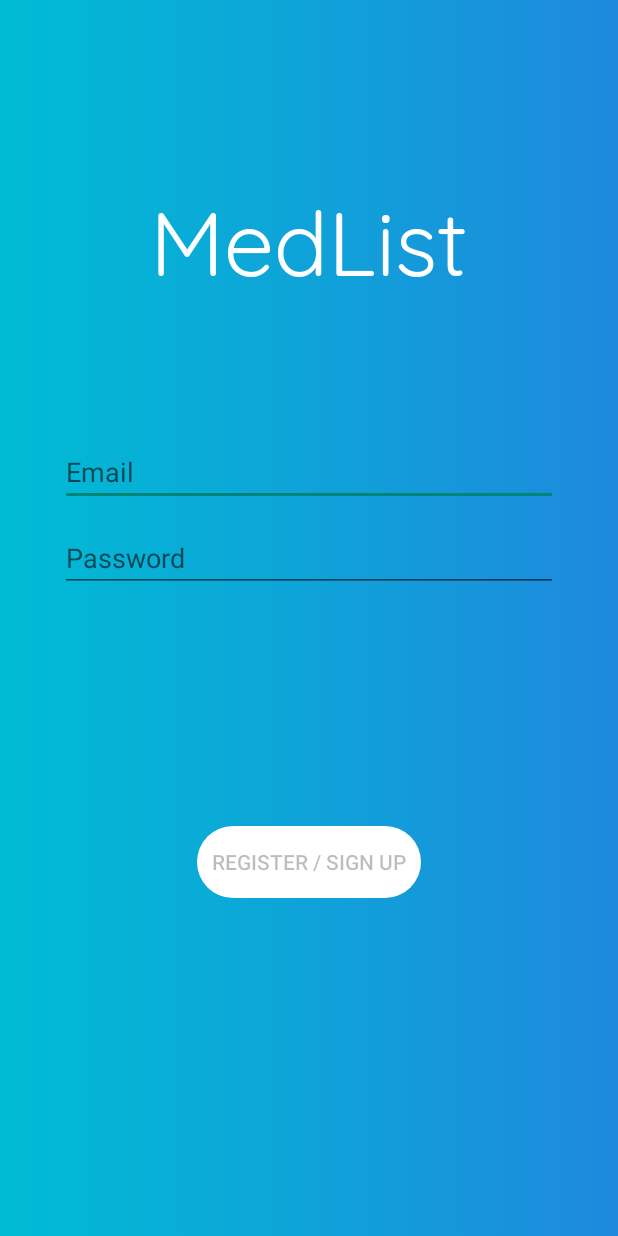
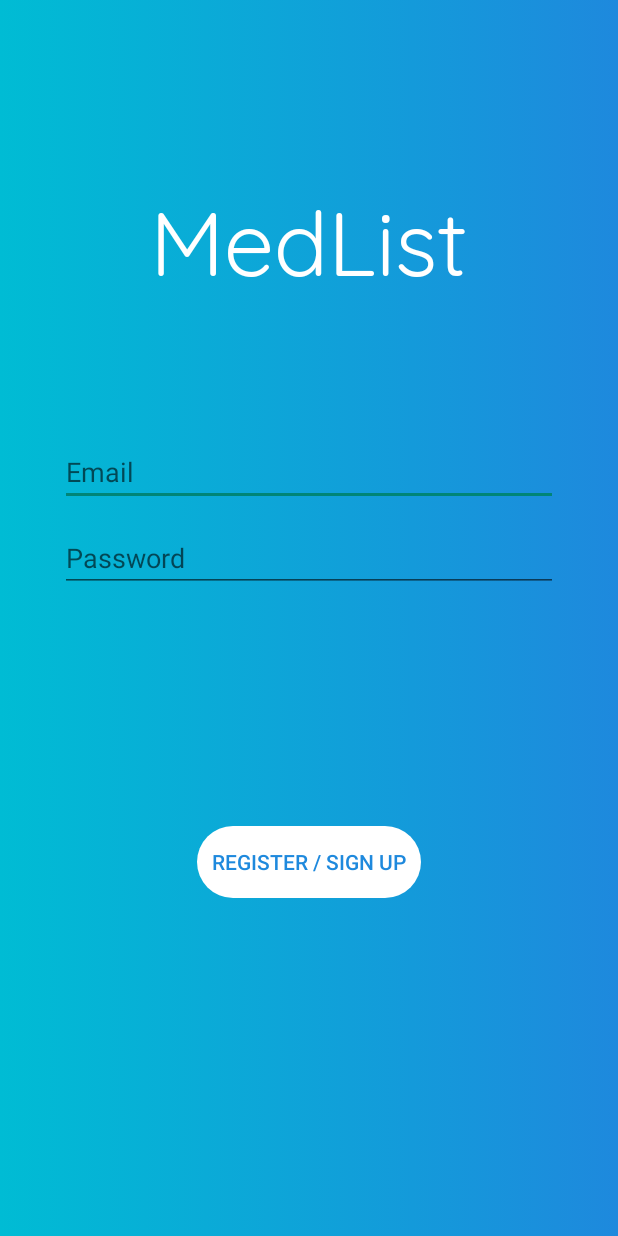
Before and after one commit to ericke8/Med-Data, an Android app: the screen it shows after launch (LoginActivity), on a phone screen of 412 x 824 dp. Run offline under Robolectric (Android 15) with nearby library versions, the phone set to English and light mode, and no system bars.

Commit message:
Button Edit

```diff
--- a/app/src/main/res/layout/activity_login.xml
+++ b/app/src/main/res/layout/activity_login.xml
@@ -15,6 +15,7 @@
 
     <EditText
         android:id="@+id/username"
+
         android:layout_width="0dp"
         android:layout_height="wrap_content"
         android:layout_marginStart="24dp"
@@ -49,6 +50,7 @@
         android:id="@+id/login"
         android:layout_width="wrap_content"
         android:layout_height="wrap_content"
+        android:textColor="#1E89DD"
         android:layout_gravity="start"
         android:layout_marginStart="48dp"
         android:layout_marginTop="16dp"
```
